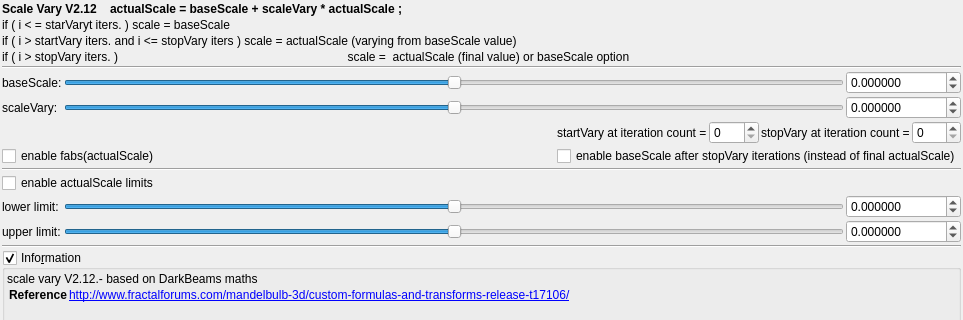
Qt form mandelbulber2/formula/ui/fractal_transf_scale_vary_v212.ui (buddhi1980/mandelbulber2) before a commit; both pictures show x 0 to 963 and y 0 to 320 of the 963 by 1146 pixel window.
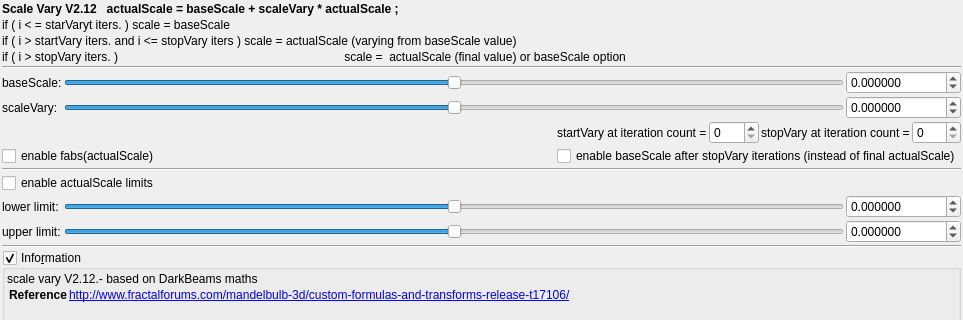
The same form after that commit. Custom widgets are drawn as their Qt base class.

```diff
--- a/mandelbulber2/formula/ui/fractal_transf_scale_vary_v212.ui
+++ b/mandelbulber2/formula/ui/fractal_transf_scale_vary_v212.ui
@@ -48,7 +48,7 @@
      <item row="3" column="0" colspan="3">
       <widget class="QLabel" name="label_157">
        <property name="text">
-        <string>if ( i &gt; stopVary iters. )                                                                     scale =  actualScale (final value) or baseScale option</string>
+        <string>if ( i &gt; stopVary iters. )                                                                    scale =  actualScale (final value) or baseScale option</string>
        </property>
       </widget>
      </item>
@@ -61,7 +61,7 @@
         </font>
        </property>
        <property name="text">
-        <string>Scale Vary V2.12    actualScale = baseScale + scaleVary * actualScale ;</string>
+        <string>Scale Vary V2.12   actualScale = baseScale + scaleVary * actualScale ;</string>
        </property>
       </widget>
      </item>
```
Left out of the diff: 4 changed lines with no effect on the pictures.
